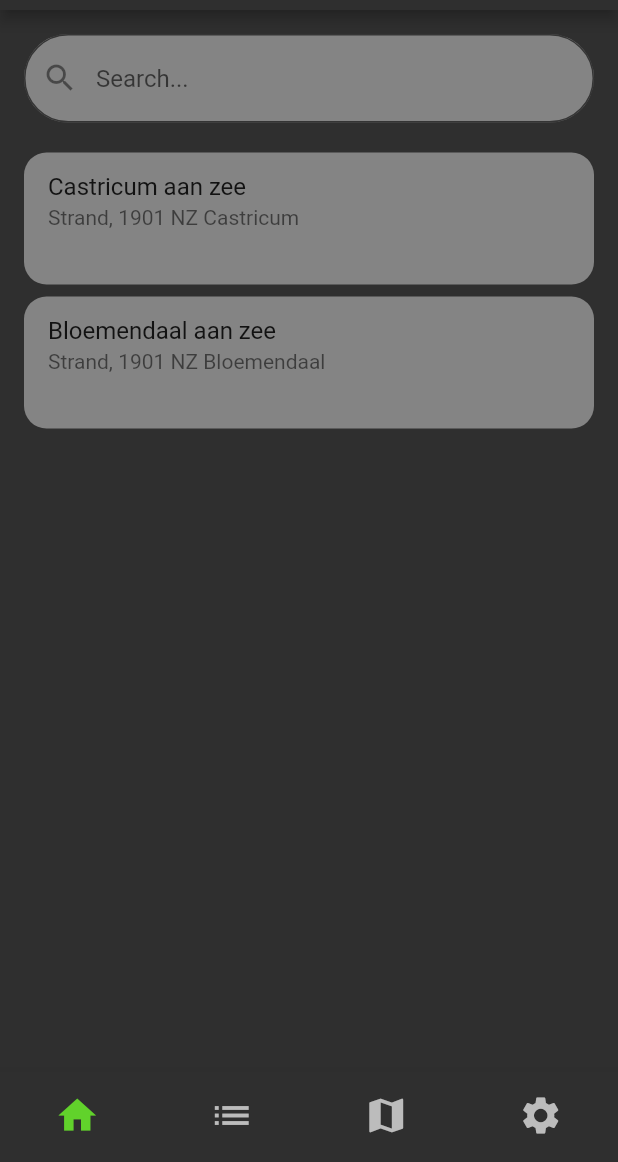
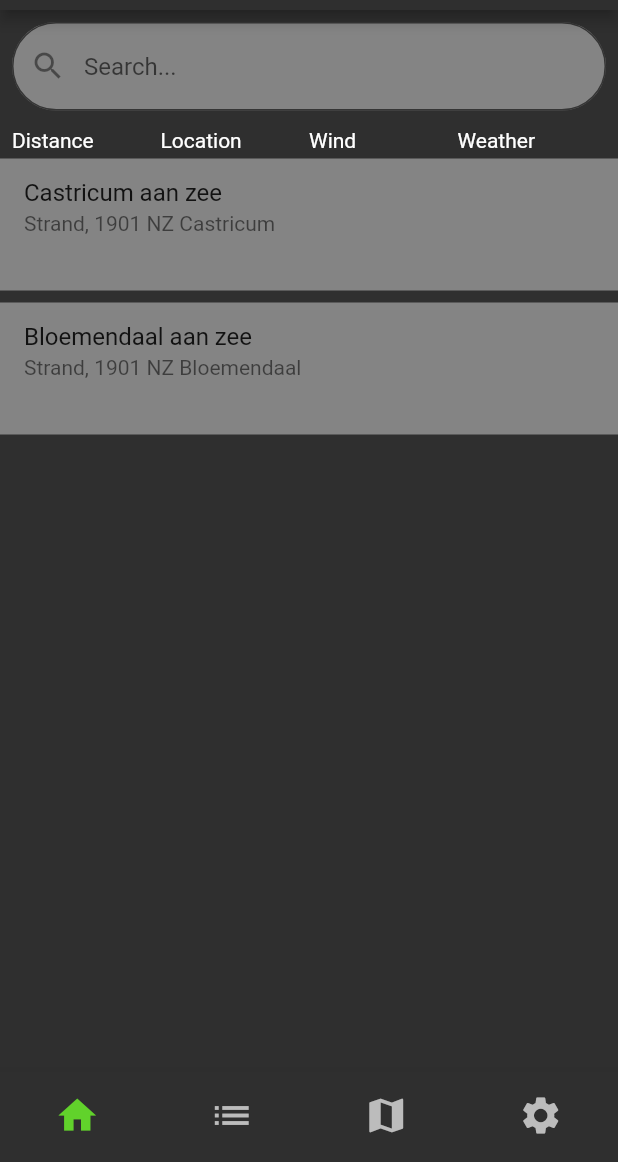
Before and after one commit to KevinBreurken/HvA-Project-MAD-Kite, a Flutter app: the screen it shows after launch, on a phone screen of 412 x 824 dp, the part 74-1236 px from its top. Run offline on Flutter 3.47's test engine with Material 2 defaults, Android fonts, the phone set to English and light mode, and no system bars; our stand-ins replace flutter_rating_bar, flutter_svg, shared_preferences, stop_watch_timer.

Commit message:
Added toplabels for location-list

```diff
--- a/lib/page/location_list_page.dart
+++ b/lib/page/location_list_page.dart
@@ -21,7 +21,7 @@ class _LocationListPage extends State<LocationListPage> {
       body: Column(
           children: <Widget> [
             Container(
-              margin: const EdgeInsets.fromLTRB(16, 16, 16, 16),
+              margin: const EdgeInsets.fromLTRB(8, 8, 8, 4),
               child: TextField(
                 controller: controller,
                 decoration: InputDecoration(
@@ -42,6 +42,25 @@ class _LocationListPage extends State<LocationListPage> {
               ),
 
             ),
+            Container(
+              margin: const EdgeInsets.fromLTRB(8, 8, 8, 0),
+              child: Row(
+                children: <Widget>[
+                  Expanded(
+                    child: Text('Distance', style: TextStyle(color: DARK_PRIMARY_TEXT),),
+                  ),
+                  Expanded(
+                    child: Text('Location', style: TextStyle(color: DARK_PRIMARY_TEXT),),
+                  ),
+                  Expanded(
+                    child: Text('Wind',  style: TextStyle(color: DARK_PRIMARY_TEXT),),
+                  ),
+                  Expanded(
+                    child: Text('Weather',  style: TextStyle(color: DARK_PRIMARY_TEXT),),
+                  ),
+                ],
+              ),
+            ),
             Expanded(
               child: ListView.builder(
                   itemCount: sessions.length,
@@ -49,9 +68,8 @@ class _LocationListPage extends State<LocationListPage> {
                     final location = sessions[index];
 
                     return Container(
-                      margin: const EdgeInsets.fromLTRB(16, 4, 16, 4),
+                      margin: const EdgeInsets.fromLTRB(0, 4, 0, 4),
                       child: ListTile(
-                        shape: RoundedRectangleBorder(borderRadius: BorderRadius.circular(15)),
                         title: Text(location.locationName),
                         subtitle: Text(location.adres),
                         isThreeLine: true,
```
